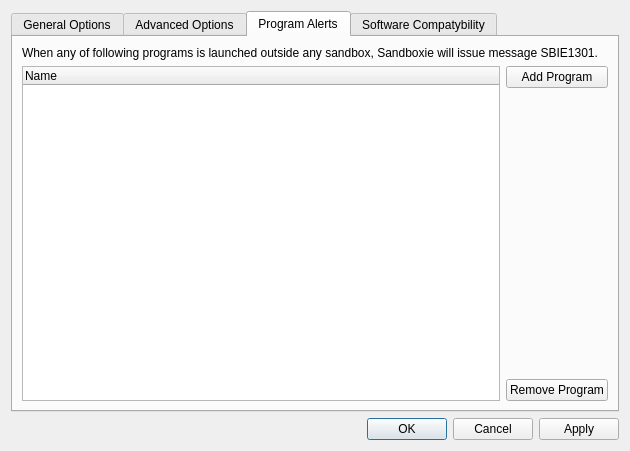
Before: the Qt Designer form SandboxiePlus/SandMan/Forms/SettingsWindow.ui in sandboxie-plus/Sandboxie, drawn with Qt 5.
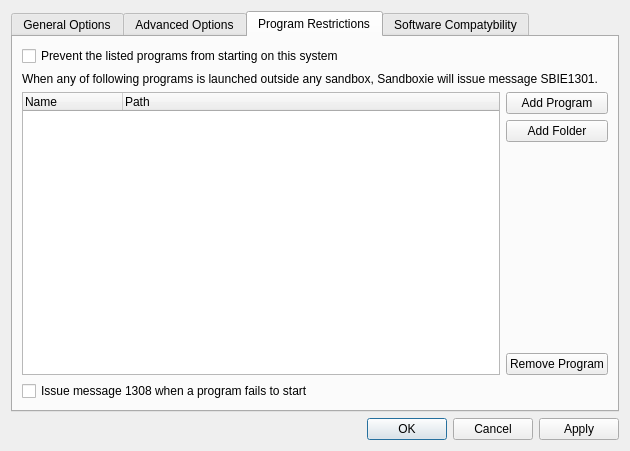
After: the same form once the commit is applied. The open tabs and pages were chosen to show the change.

Diff of the .ui file:
```diff
--- a/SandboxiePlus/SandMan/Forms/SettingsWindow.ui
+++ b/SandboxiePlus/SandMan/Forms/SettingsWindow.ui
@@ -353,35 +353,33 @@
        </widget>
        <widget class="QWidget" name="tabAlerts">
         <attribute name="title">
-         <string>Program Alerts</string>
+         <string>Program Restrictions</string>
         </attribute>
         <layout class="QGridLayout" name="gridLayout_2">
          <item row="0" column="0">
           <layout class="QGridLayout" name="gridLayout">
-           <item row="1" column="0" rowspan="3">
+           <item row="2" column="0" rowspan="4">
             <widget class="QTreeWidget" name="treeWarnProgs">
              <column>
               <property name="text">
                <string>Name</string>
               </property>
              </column>
+             <column>
+              <property name="text">
+               <string>Path</string>
+              </property>
+             </column>
             </widget>
            </item>
-           <item row="1" column="1">
-            <widget class="QPushButton" name="btnAddWarnProg">
-             <property name="text">
-              <string>Add Program</string>
-             </property>
-            </widget>
-           </item>
-           <item row="3" column="1">
+           <item row="5" column="1">
             <widget class="QPushButton" name="btnDelWarnProg">
              <property name="text">
               <string>Remove Program</string>
              </property>
             </widget>
            </item>
-           <item row="2" column="1">
+           <item row="4" column="1">
             <spacer name="verticalSpacer">
              <property name="orientation">
               <enum>Qt::Vertical</enum>
@@ -394,7 +392,14 @@
              </property>
             </spacer>
            </item>
-           <item row="0" column="0" colspan="2">
+           <item row="2" column="1">
+            <widget class="QPushButton" name="btnAddWarnProg">
+             <property name="text">
+              <string>Add Program</string>
+             </property>
+            </widget>
+           </item>
+           <item row="1" column="0" colspan="2">
             <widget class="QLabel" name="label_2">
              <property name="text">
               <string>When any of following programs is launched outside any sandbox, Sandboxie will issue message SBIE1301.</string>
@@ -404,8 +409,29 @@
              </property>
             </widget>
            </item>
+           <item row="3" column="1">
+            <widget class="QPushButton" name="btnAddWarnFolder">
+             <property name="text">
+              <string>Add Folder</string>
+             </property>
+            </widget>
+           </item>
+           <item row="0" column="0">
+            <widget class="QCheckBox" name="chkStartBlock">
+             <property name="text">
+              <string>Prevent the listed programs from starting on this system</string>
+             </property>
+            </widget>
+           </item>
           </layout>
          </item>
+         <item row="1" column="0">
+          <widget class="QCheckBox" name="chkStartBlockMsg">
+           <property name="text">
+            <string>Issue message 1308 when a program fails to start</string>
+           </property>
+          </widget>
+         </item>
         </layout>
        </widget>
        <widget class="QWidget" name="tabCompat">
```
